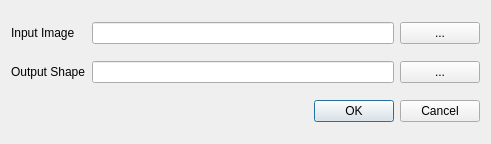
Before: the Qt Designer form Plugins/tGis.Segmentation/form/SegmentationDialog.ui in lidar-nevermore/tGis, drawn with Qt 5.
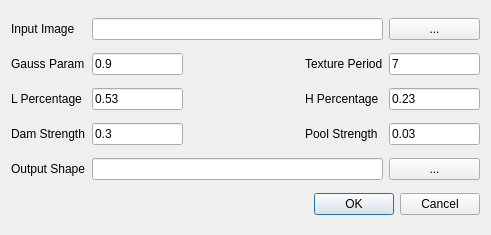
After: the same form once the commit is applied.

Diff of the .ui file:
```diff
--- a/Plugins/tGis.Segmentation/form/SegmentationDialog.ui
+++ b/Plugins/tGis.Segmentation/form/SegmentationDialog.ui
@@ -7,48 +7,86 @@
     <x>0</x>
     <y>0</y>
     <width>491</width>
-    <height>144</height>
+    <height>235</height>
    </rect>
   </property>
   <property name="windowTitle">
    <string>Image Segment</string>
   </property>
   <layout class="QGridLayout" name="gridLayout">
-   <item row="0" column="0">
-    <widget class="QLabel" name="label">
+   <item row="1" column="0">
+    <widget class="QLabel" name="label_3">
      <property name="text">
-      <string>Input Image</string>
+      <string>Gauss Param</string>
      </property>
     </widget>
    </item>
-   <item row="0" column="2">
-    <widget class="QPushButton" name="btnInputImg">
+   <item row="2" column="3">
+    <widget class="QLabel" name="label_6">
      <property name="text">
-      <string notr="true">...</string>
+      <string>H Percentage</string>
      </property>
     </widget>
    </item>
+   <item row="1" column="1">
+    <widget class="QLineEdit" name="leGauss">
+     <property name="text">
+      <string>0.9</string>
+     </property>
+    </widget>
+   </item>
+   <item row="1" column="3">
+    <widget class="QLabel" name="label_4">
+     <property name="text">
+      <string>Texture Period</string>
+     </property>
+    </widget>
+   </item>
+   <item row="0" column="1" colspan="3">
+    <widget class="QLineEdit" name="leInputImg"/>
+   </item>
    <item row="1" column="2">
+    <spacer name="horizontalSpacer">
+     <property name="orientation">
+      <enum>Qt::Horizontal</enum>
+     </property>
+     <property name="sizeHint" stdset="0">
+      <size>
+       <width>128</width>
+       <height>20</height>
+      </size>
+     </property>
+    </spacer>
+   </item>
+   <item row="2" column="0">
+    <widget class="QLabel" name="label_5">
+     <property name="text">
+      <string>L Percentage</string>
+     </property>
+    </widget>
+   </item>
+   <item row="1" column="4">
+    <widget class="QLineEdit" name="leTexturePeriod">
+     <property name="text">
+      <string>7</string>
+     </property>
+    </widget>
+   </item>
+   <item row="4" column="4">
     <widget class="QPushButton" name="btnOutputShp">
      <property name="text">
       <string notr="true">...</string>
      </property>
     </widget>
    </item>
-   <item row="1" column="0">
+   <item row="4" column="0">
     <widget class="QLabel" name="label_2">
      <property name="text">
       <string notr="true">Output Shape</string>
      </property>
     </widget>
    </item>
-   <item row="0" column="1">
-    <widget class="QLineEdit" name="leInputImg"/>
-   </item>
-   <item row="1" column="1">
-    <widget class="QLineEdit" name="leOutputShp"/>
-   </item>
-   <item row="2" column="0" colspan="3">
+   <item row="5" column="0" colspan="5">
     <widget class="QDialogButtonBox" name="buttonBox">
      <property name="orientation">
       <enum>Qt::Horizontal</enum>
@@ -58,6 +96,65 @@
      </property>
     </widget>
    </item>
+   <item row="0" column="0">
+    <widget class="QLabel" name="label">
+     <property name="text">
+      <string>Input Image</string>
+     </property>
+    </widget>
+   </item>
+   <item row="0" column="4">
+    <widget class="QPushButton" name="btnInputImg">
+     <property name="text">
+      <string notr="true">...</string>
+     </property>
+    </widget>
+   </item>
+   <item row="2" column="4">
+    <widget class="QLineEdit" name="leHighPercentage">
+     <property name="text">
+      <string>0.23</string>
+     </property>
+    </widget>
+   </item>
+   <item row="4" column="1" colspan="3">
+    <widget class="QLineEdit" name="leOutputShp"/>
+   </item>
+   <item row="2" column="1">
+    <widget class="QLineEdit" name="leLowPercentage">
+     <property name="text">
+      <string>0.53</string>
+     </property>
+    </widget>
+   </item>
+   <item row="3" column="0">
+    <widget class="QLabel" name="label_7">
+     <property name="text">
+      <string>Dam Strength</string>
+     </property>
+    </widget>
+   </item>
+   <item row="3" column="1">
+    <widget class="QLineEdit" name="leDamStrength">
+     <property name="text">
+      <string>0.3</string>
+     </property>
+    </widget>
+   </item>
+   <item row="3" column="3">
+    <widget class="QLabel" name="label_8">
+     <property name="text">
+      <string>Pool Strength</string>
+     </property>
+    </widget>
+   </item>
+   <item row="3" column="4">
+    <widget class="QLineEdit" name="lePoolStrength">
+     <property name="text">
+      <string>0.03</string>
+     </property>
+    </widget>
+   </item>
   </layout>
  </widget>
  <resources/>
```
Left out of the diff: 2 changed lines with no effect on the pictures.
